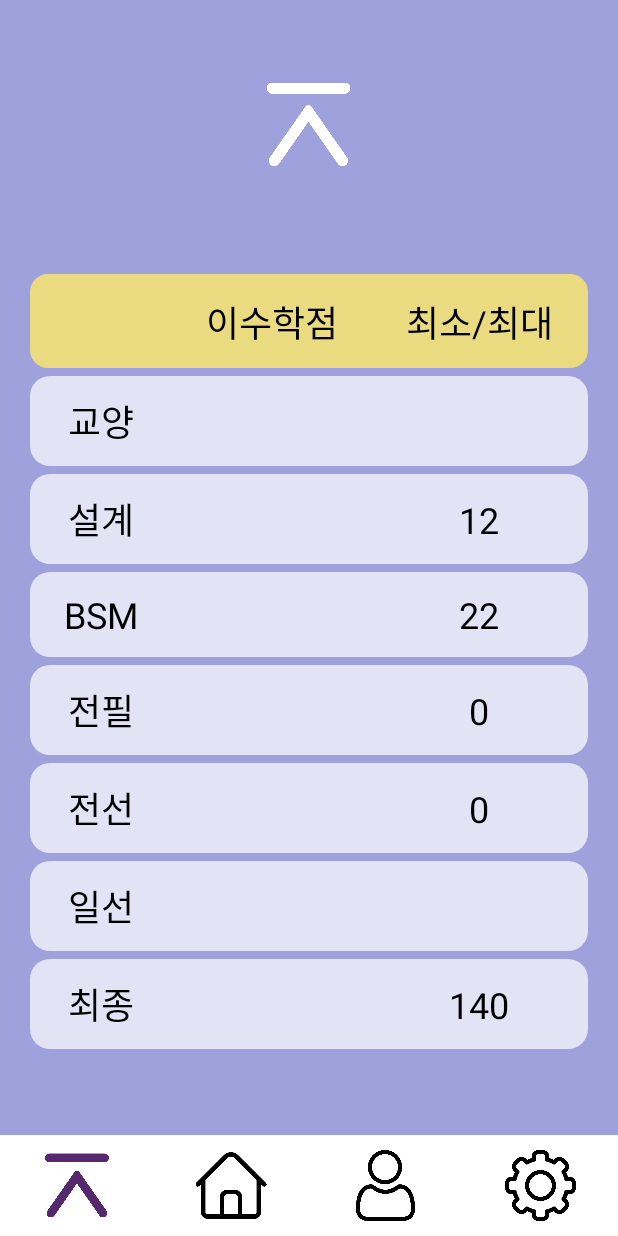
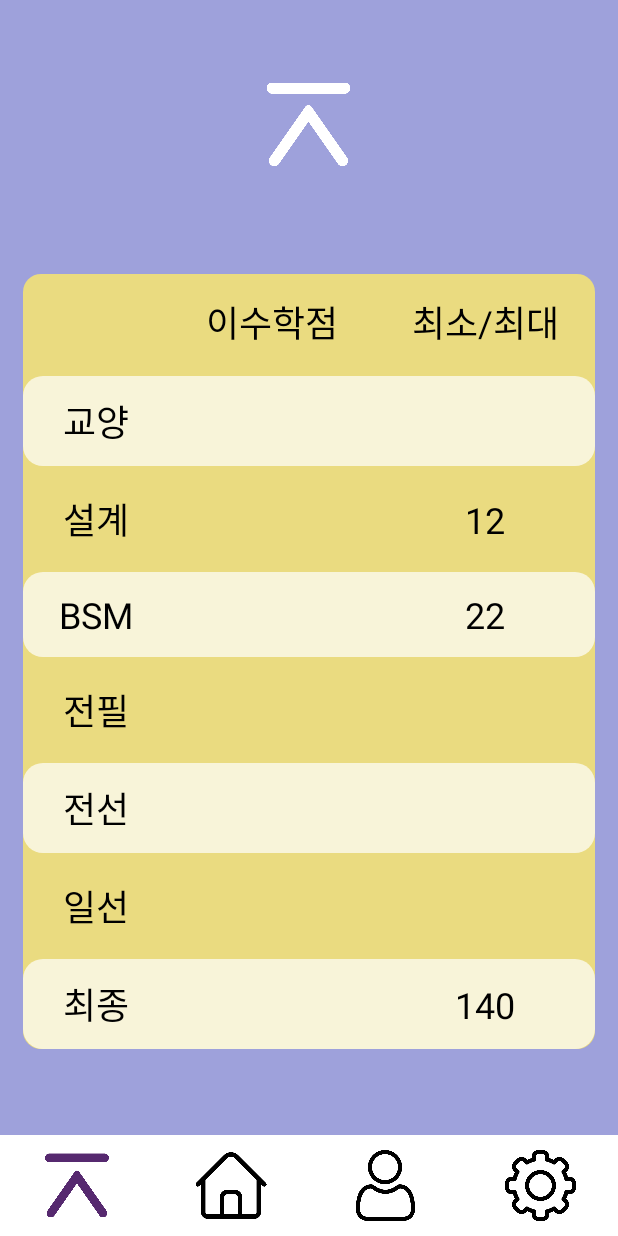
Before and after one commit to ekdud0529/DoYouWantToGraduate, an Android app: the activity_mng screen opened directly, with no data from a screen before it, on a phone screen of 412 x 824 dp. Run offline under Robolectric (Android 15) with nearby library versions, the phone set to English and light mode, and no system bars; our stand-ins replace Firebase (no records; nobody signed in at launch, a user with empty details on screens opened directly).

Commit message:
디자인

```diff
--- a/app/src/main/java/com/test/doyouwanttograduate/activity_mng.kt
+++ b/app/src/main/java/com/test/doyouwanttograduate/activity_mng.kt
@@ -27,24 +27,24 @@ class activity_mng : AppCompatActivity() {
         var numRef = database.reference
         numRef = numRef.child("number").child("$number")
 
-        numRef.addValueEventListener(object : ValueEventListener {
-            override fun onDataChange(num: DataSnapshot) {
-                Log.d("Test value", "${num.value}")
-
-                val electMin = num.child("electmin").value as Long
-                val electMax = num.child("electmax").value as Long
-                val majMin = num.child("majmin").value as Long
-                val majrqMin = num.child("majrqmin").value as Long
-
-                elect2.setText("${electMin / electMax}")
-                majorrq2.setText("$majrqMin")
-                major2.setText("$majMin")
-            }
-
-            override fun onCancelled(error: DatabaseError) {
-                Log.w("activity_mng", "Failed to read value", error.toException())
-            }
-        })
+//        numRef.addValueEventListener(object : ValueEventListener {
+//            override fun onDataChange(num: DataSnapshot) {
+//                Log.d("Test value", "${num.value}")
+//
+//                val electMin = num.child("electmin").value as Long
+//                val electMax = num.child("electmax").value as Long
+//                val majMin = num.child("majmin").value as Long
+//                val majrqMin = num.child("majrqmin").value as Long
+//
+//                elect2.setText("${electMin / electMax}")
+//                majorrq2.setText("$majrqMin")
+//                major2.setText("$majMin")
+//            }
+//
+//            override fun onCancelled(error: DatabaseError) {
+//                Log.w("activity_mng", "Failed to read value", error.toException())
+//            }
+//        })
 
 
         home_bnt.setOnClickListener {
--- a/app/src/main/res/layout/activity_number_choice.xml
+++ b/app/src/main/res/layout/activity_number_choice.xml
@@ -25,6 +25,7 @@
                 android:id = "@+id/logo"
                 android:adjustViewBounds="true"
                 android:layout_width="80dp"
+                android:layout_marginTop="10dp"
                 android:layout_height="wrap_content"
                 android:layout_marginBottom="15dp"
                 android:layout_gravity="center"
@@ -38,6 +39,7 @@
                 android:textColor="@color/coloryell"
                 android:layout_gravity="center"
                 android:text = "학번을 선택 해주세요."
+                android:paddingStart="10dp"
                 android:layout_marginBottom="20dp"
                 android:layout_width="wrap_content"
                 android:layout_height="wrap_content"/>
--- a/app/src/main/res/layout/credit_management.xml
+++ b/app/src/main/res/layout/credit_management.xml
@@ -30,14 +30,14 @@
         <TableLayout
             android:layout_width="match_parent"
             android:layout_height="wrap_content"
-            android:layout_marginStart="20dp"
-            android:layout_marginEnd="20dp"
+            android:layout_marginStart="15dp"
+            android:layout_marginEnd="15dp"
             android:stretchColumns="*"
             android:paddingTop="0dp"
-            android:layout_centerVertical="true">
+            android:layout_centerVertical="true"
+            android:background="@drawable/listrec">
 
-            <TableRow
-                android:background="@drawable/listrec">
+            <TableRow>
                 <TextView
                     android:layout_width="match_parent"
                     android:layout_height="wrap_content"
@@ -90,8 +90,7 @@
                     android:padding="12dp"
                     android:textSize="24sp"
                     android:textColor="#000000"
-                    android:gravity="center"
-                    android:background="#00000000"/>
+                    android:gravity="center"/>
 
                 <TextView
                     android:id="@+id/elect2"
@@ -100,12 +99,10 @@
                     android:padding="12dp"
                     android:textSize="24sp"
                     android:textColor="#000000"
-                    android:gravity="center"
-                    android:background="#00000000"/>
+                    android:gravity="center"/>
             </TableRow>
 
             <TableRow
-                android:background="@drawable/spinner_bnt"
                 android:layout_marginTop="5dp">
                 <TextView
                     android:layout_width="match_parent"
@@ -124,8 +121,7 @@
                     android:padding="12dp"
                     android:textSize="24sp"
                     android:textColor="#000000"
-                    android:gravity="center"
-                    android:background="#00000000"/>
+                    android:gravity="center"/>
 
                 <TextView
                     android:layout_width="wrap_content"
@@ -134,8 +130,7 @@
                     android:textSize="24sp"
                     android:text="12"
                     android:textColor="#000000"
-                    android:gravity="center"
-                    android:background="#00000000"/>
+                    android:gravity="center"/>
 
             </TableRow>
 
@@ -175,7 +170,6 @@
             </TableRow>
 
             <TableRow
-                android:background="@drawable/spinner_bnt"
                 android:layout_marginTop="5dp">
                 <TextView
                     android:layout_width="match_parent"
@@ -245,7 +239,6 @@
             </TableRow>
 
             <TableRow
-                android:background="@drawable/spinner_bnt"
                 android:layout_marginTop="5dp">
                 <TextView
                     android:layout_width="match_parent"
--- a/app/src/main/res/layout/setting.xml
+++ b/app/src/main/res/layout/setting.xml
@@ -107,7 +107,7 @@
         android:id="@+id/menuBox"
         android:layout_width="match_parent"
         android:layout_height="0dp"
-        android:layout_weight="0.08"
+        android:layout_weight="0.07"
         android:background="#FFFFFF">
 
         <LinearLayout
```
